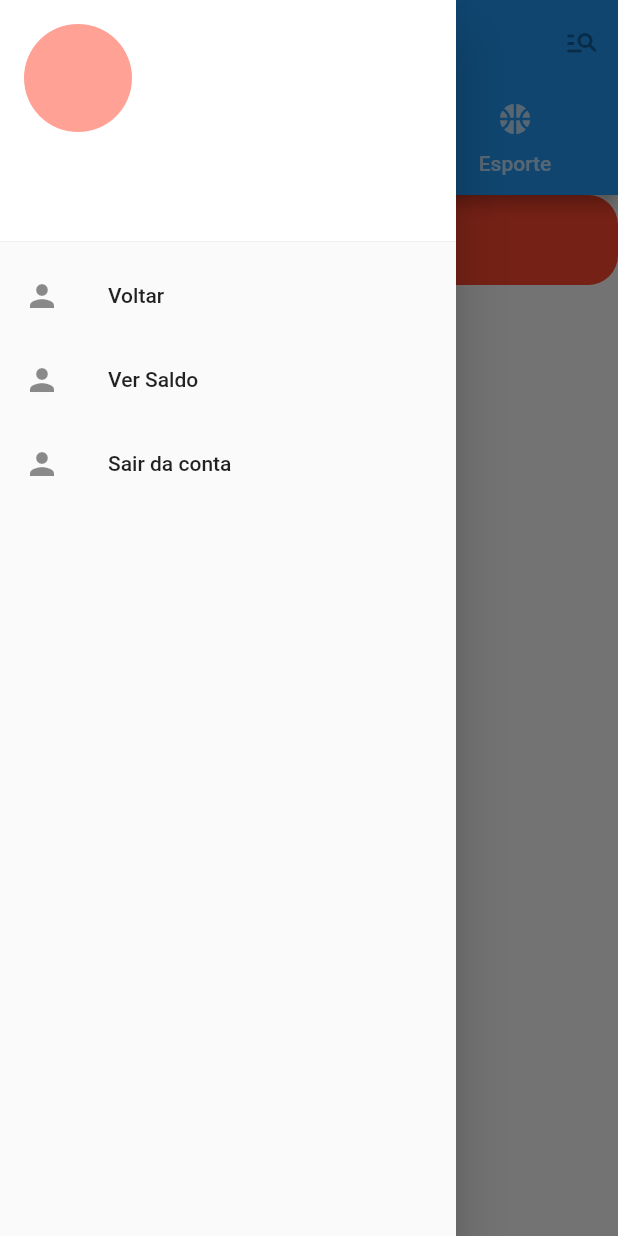
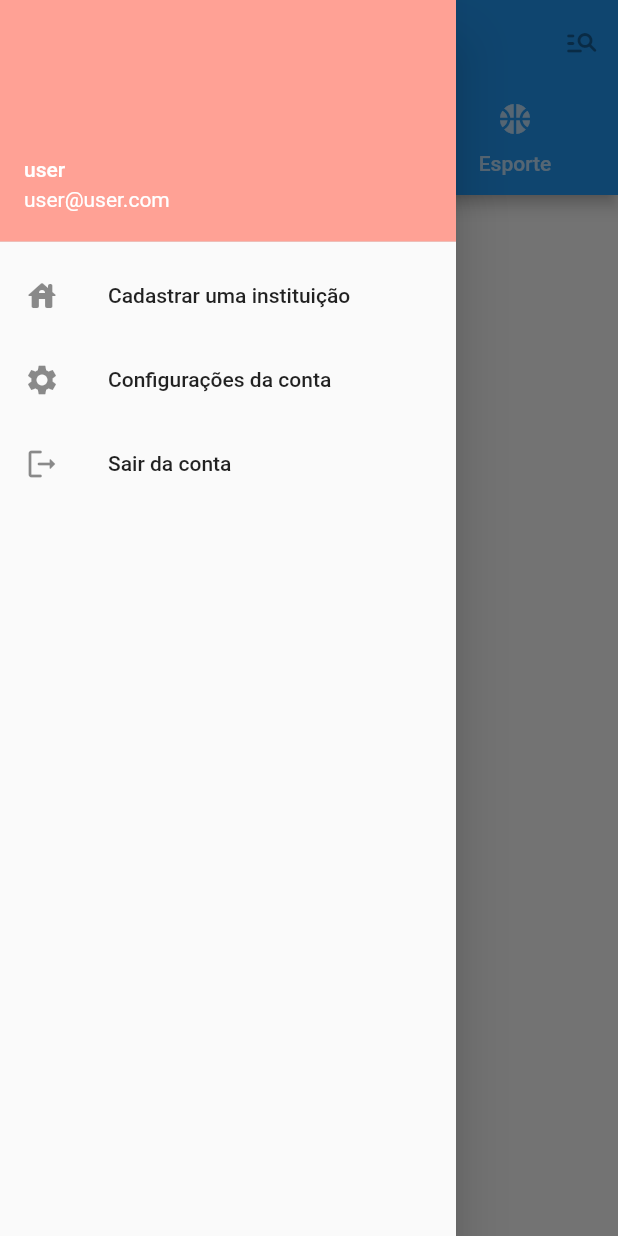
Before and after one commit to megarubber/taubacare, a Flutter app: the Home screen opened by its route, with the side drawer open, on a phone screen of 412 x 824 dp. Run offline on Flutter 3.47's test engine with Material 2 defaults, Android fonts, the phone set to English and light mode, and no system bars; our stand-ins replace firebase_auth, firebase_core, firebase_database, fluttertoast, mask_text_input_formatter; accounts and stored records are empty; project files that could hold a hidden picture were left out.

Commit message:
refactor: implement database test

```diff
--- a/lib/screens/home.dart
+++ b/lib/screens/home.dart
@@ -1,5 +1,7 @@
 import 'package:flutter/material.dart';
+import '../services/database.dart';
 import '../utilities/colors.dart';
+import '../utilities/session.dart';
 
 class Home extends StatefulWidget {
   const Home({Key? key}) : super(key: key);
@@ -9,6 +11,8 @@ class Home extends StatefulWidget {
 }
 
 class _HomeState extends State<Home> {
+  MyDatabase _database = MyDatabase();
+
   @override
   Widget build(BuildContext context) {
     var size = MediaQuery.of(context).size;
@@ -45,43 +49,35 @@ class _HomeState extends State<Home> {
             ]
           )
         ),
+				/*
         body: TabBarView(
-          children: <Widget>[
-            Column(
-              children: <Widget>[
-                Container(
-                  padding: const EdgeInsets.all(30),
-                  decoration: BoxDecoration(
-                    color: ProjectColors.red,
-                    borderRadius: BorderRadius.circular(20)
-                  )
-                )
-              ]
-            )
-          ]
+          children: StreamBuilder(
+
+					);
         ),
+				*/
         drawer: Drawer(
           child: ListView(
             children: <Widget>[
               UserAccountsDrawerHeader(
-                accountName: Text('oi'),
-                accountEmail: Text('eae'),
-                decoration: BoxDecoration(color: ProjectColors.white),
+                accountName: Text(Session.name),
+                accountEmail: Text(Session.email),
+                decoration: BoxDecoration(color: ProjectColors.lowRed),
                 currentAccountPicture: CircleAvatar(
                   radius: 50.0,
                   backgroundColor: ProjectColors.lowRed
                 )
               ),
               ListTile(
-                leading: const Icon(Icons.person),
-                title: const Text('Voltar')
+                leading: const Icon(Icons.house_rounded),
+                title: const Text('Cadastrar uma instituição')
               ),
               ListTile(
-                leading: const Icon(Icons.person),
-                title: const Text('Ver Saldo')
+                leading: const Icon(Icons.settings),
+                title: const Text('Configurações da conta')
               ),
               ListTile(
-                leading: const Icon(Icons.person),
+                leading: const Icon(Icons.logout_rounded),
                 title: const Text('Sair da conta')
               ),
             ]
```
